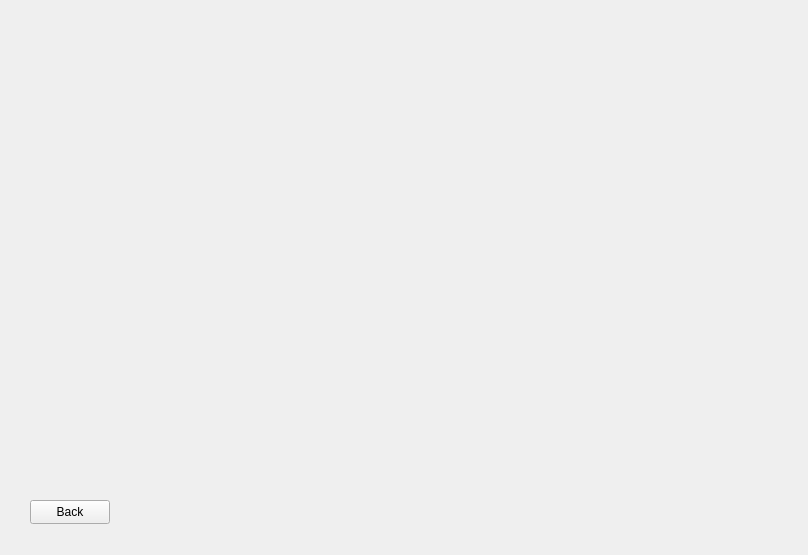
Old version of the form Library-Management-System/issuebook.ui in the repository danisensei/Library-Management-System.
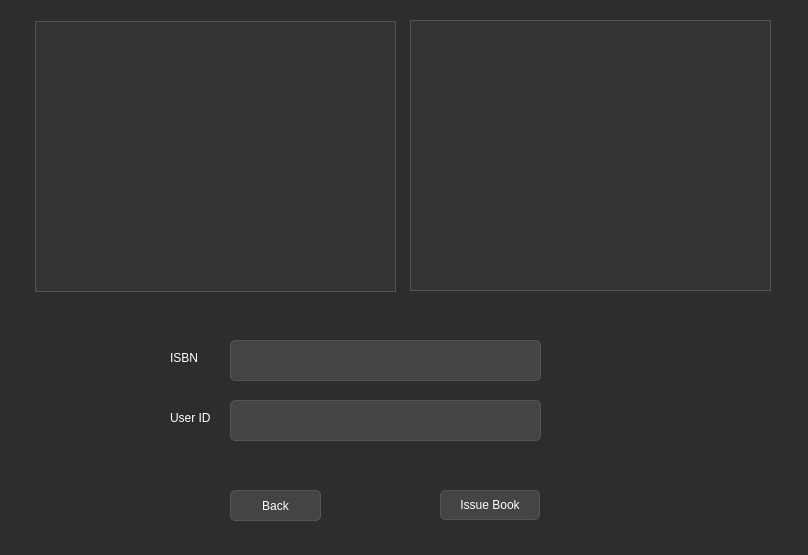
New version of the form.

Commit message: add and test issue book functionality along with UI

Diff of the .ui file:
```diff
--- a/Library-Management-System/issuebook.ui
+++ b/Library-Management-System/issuebook.ui
@@ -11,21 +11,138 @@
    </rect>
   </property>
   <property name="windowTitle">
-   <string>Form</string>
+   <string>Issue Book</string>
+  </property>
+  <property name="styleSheet">
+   <string notr="true">QWidget {
+    background-color: #2d2d30;
+    color: #ffffff;
+}
+
+QPushButton {
+    background-color: #444444;
+    border: 1px solid #555555;
+    padding: 5px;
+    border-radius: 5px;
+    color: white;
+}
+
+QPushButton:hover {
+    background-color: #555555;
+}
+
+QTableView {
+    background-color: #333333;
+    color: white;
+    border: 1px solid #555555;
+    gridline-color: #555555;
+    selection-background-color: #555555;
+}
+
+QLineEdit {
+    background-color: #444444;
+    color: white;
+    border: 1px solid #555555;
+    border-radius: 5px;
+}
+
+QLabel {
+    color: white;
+}
+</string>
   </property>
   <widget class="QPushButton" name="backbutton">
    <property name="geometry">
     <rect>
-     <x>30</x>
-     <y>500</y>
-     <width>80</width>
-     <height>24</height>
+     <x>230</x>
+     <y>490</y>
+     <width>91</width>
+     <height>31</height>
     </rect>
    </property>
    <property name="text">
     <string>Back</string>
    </property>
   </widget>
+  <widget class="QTableView" name="bookTable">
+   <property name="geometry">
+    <rect>
+     <x>35</x>
+     <y>21</y>
+     <width>361</width>
+     <height>271</height>
+    </rect>
+   </property>
+  </widget>
+  <widget class="QTableView" name="UserTable">
+   <property name="geometry">
+    <rect>
+     <x>410</x>
+     <y>20</y>
+     <width>361</width>
+     <height>271</height>
+    </rect>
+   </property>
+  </widget>
+  <widget class="QLineEdit" name="ISBNfield">
+   <property name="geometry">
+    <rect>
+     <x>230</x>
+     <y>340</y>
+     <width>311</width>
+     <height>41</height>
+    </rect>
+   </property>
+  </widget>
+  <widget class="QLineEdit" name="UserIDfield">
+   <property name="geometry">
+    <rect>
+     <x>230</x>
+     <y>400</y>
+     <width>311</width>
+     <height>41</height>
+    </rect>
+   </property>
+  </widget>
+  <widget class="QLabel" name="ISBN">
+   <property name="geometry">
+    <rect>
+     <x>170</x>
+     <y>350</y>
+     <width>49</width>
+     <height>16</height>
+    </rect>
+   </property>
+   <property name="text">
+    <string>ISBN</string>
+   </property>
+  </widget>
+  <widget class="QLabel" name="UserID">
+   <property name="geometry">
+    <rect>
+     <x>170</x>
+     <y>410</y>
+     <width>49</width>
+     <height>16</height>
+    </rect>
+   </property>
+   <property name="text">
+    <string>User ID</string>
+   </property>
+  </widget>
+  <widget class="QPushButton" name="issueButton">
+   <property name="geometry">
+    <rect>
+     <x>440</x>
+     <y>490</y>
+     <width>100</width>
+     <height>30</height>
+    </rect>
+   </property>
+   <property name="text">
+    <string>Issue Book</string>
+   </property>
+  </widget>
  </widget>
  <resources/>
  <connections/>
```
The commit also changes 7 other files.
